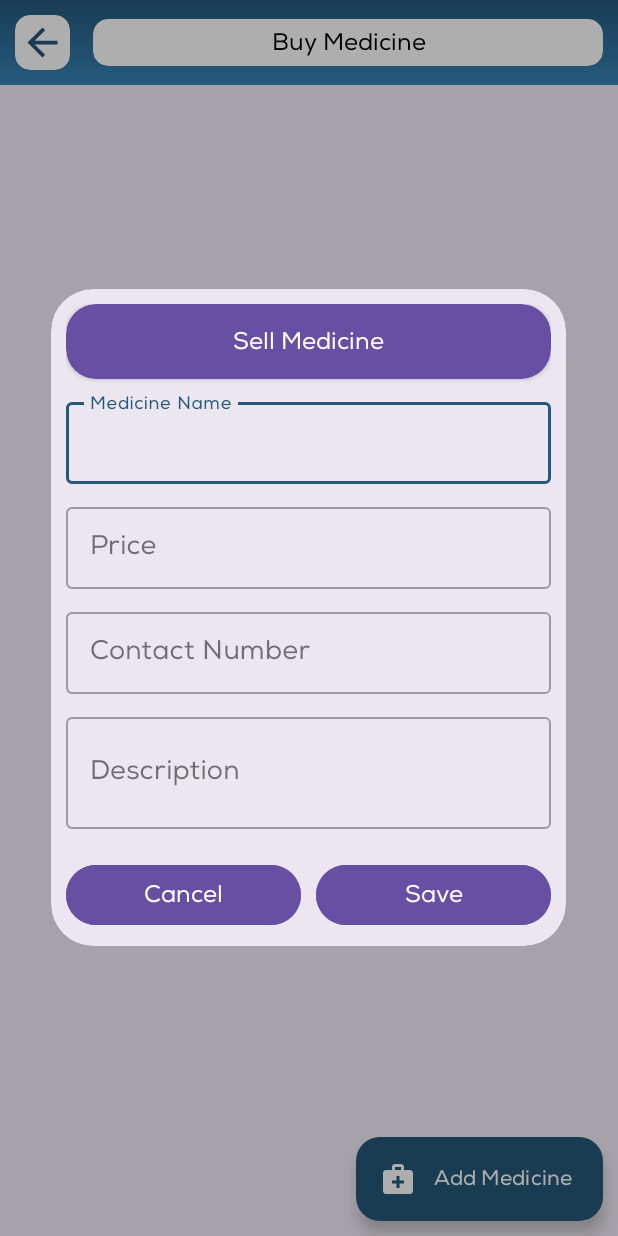
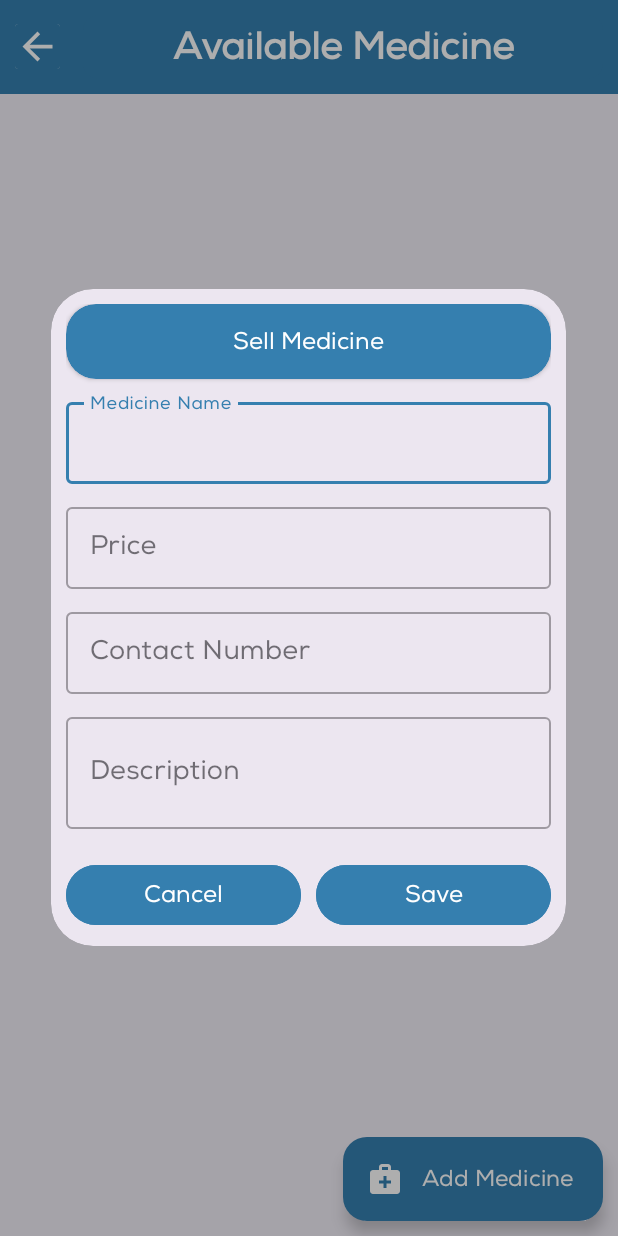
Before and after one commit to Mashiat12/PillCare, an Android app: the BuyMedicineActivity screen opened directly, with no data from a screen before it, after a tap on "Add Medicine", on a phone screen of 412 x 824 dp. Run offline under Robolectric (Android 15) with nearby library versions, the phone set to English and light mode, and no system bars; our stand-ins replace Firebase (no records; nobody signed in at launch, a user with empty details on screens opened directly).

Commit message:
ui change

```diff
--- a/app/src/main/java/com/example/medialert/Activity/BuyMedicineActivity.java
+++ b/app/src/main/java/com/example/medialert/Activity/BuyMedicineActivity.java
@@ -51,7 +51,7 @@ public class BuyMedicineActivity extends AppCompatActivity {
     protected void onCreate(Bundle savedInstanceState) {
         super.onCreate(savedInstanceState);
         setContentView(R.layout.activity_buymedicin);
-        showToolbar("Buy Medicine");
+        showToolbar("Available Medicine");
         sellMedicineList=new ArrayList<>();
         firebaseDatabase=FirebaseDatabase.getInstance(Config.dbUrl);
         firebaseAuth=FirebaseAuth.getInstance();
--- a/app/src/main/java/com/example/medialert/Activity/ScannerActivity.java
+++ b/app/src/main/java/com/example/medialert/Activity/ScannerActivity.java
@@ -64,7 +64,7 @@ public class ScannerActivity extends AppCompatActivity {
     protected void onCreate(Bundle savedInstanceState) {
         super.onCreate(savedInstanceState);
         setContentView(R.layout.activity_scanner);
-        showToolbar("Scanner");
+        showToolbar("Prescriptions");
         prescriptionList=new ArrayList<>();
         firebaseDatabase=FirebaseDatabase.getInstance(Config.dbUrl);
         firebaseAuth=FirebaseAuth.getInstance();
--- a/app/src/main/res/drawable/baseline_arrow_back_24.xml
+++ b/app/src/main/res/drawable/baseline_arrow_back_24.xml
@@ -1,5 +1,5 @@
 <vector android:autoMirrored="true" android:height="24dp"
-    android:tint="@color/mainColor" android:viewportHeight="24"
+    android:tint="#ffffff" android:viewportHeight="24"
     android:viewportWidth="24" android:width="24dp" xmlns:android="http://schemas.android.com/apk/res/android">
-    <path android:fillColor="@color/mainColor" android:pathData="M20,11H7.83l5.59,-5.59L12,4l-8,8 8,8 1.41,-1.41L7.83,13H20v-2z"/>
+    <path android:fillColor="#ffffff" android:pathData="M20,11H7.83l5.59,-5.59L12,4l-8,8 8,8 1.41,-1.41L7.83,13H20v-2z"/>
 </vector>
--- a/app/src/main/res/layout/activity_buymedicin.xml
+++ b/app/src/main/res/layout/activity_buymedicin.xml
@@ -27,10 +27,11 @@
         app:icon="@drawable/baseline_medical_services_24"
         android:text="@string/add_medicine"
         android:id="@+id/addMedicineId"
-        app:backgroundTint="@color/mainColor"
+        app:backgroundTint="@color/main_color"
         app:iconTint="@color/white"
         android:textColor="@color/white"
-        android:layout_alignParentEnd="true"/>
+        android:layout_alignParentEnd="true"
+        android:textSize="15sp"/>
 
     <com.airbnb.lottie.LottieAnimationView
         android:id="@+id/lottiId"
--- a/app/src/main/res/layout/alert_dialog_for_add_prescription.xml
+++ b/app/src/main/res/layout/alert_dialog_for_add_prescription.xml
@@ -15,7 +15,7 @@
             android:layout_width="match_parent"
             android:layout_height="match_parent"
             android:gravity="center_horizontal|center_vertical"
-            android:text="Take Image"
+            android:text="Add From Gallery"
             android:textAlignment="gravity"
             android:textColor="@color/white"
             android:textSize="16sp" />
--- a/app/src/main/res/layout/heading_layout.xml
+++ b/app/src/main/res/layout/heading_layout.xml
@@ -3,23 +3,26 @@
     android:layout_width="match_parent"
     android:layout_height="wrap_content"
     android:padding="10dp"
-    android:background="@drawable/title_background"
+    android:background="@color/main_color"
     xmlns:app="http://schemas.android.com/apk/res-auto">
     <androidx.cardview.widget.CardView
         android:layout_width="wrap_content"
         android:layout_height="wrap_content"
         android:layout_centerVertical="true"
         android:id="@+id/backId"
-        app:cardCornerRadius="10dp"
+
         android:clickable="true"
-        android:foreground="?attr/selectableItemBackground"
+        android:background="@color/main_color"
         app:cardElevation="0dp"
         >
+
         <ImageView
             android:layout_width="30dp"
             android:layout_height="30dp"
-            android:layout_margin="3dp"
-            android:src="@drawable/baseline_arrow_back_24"/>
+
+
+            android:background="@color/main_color"
+            android:src="@drawable/baseline_arrow_back_24" />
     </androidx.cardview.widget.CardView>
     <androidx.cardview.widget.CardView
         android:layout_width="match_parent"
@@ -29,21 +32,25 @@
         android:layout_toEndOf="@id/backId"
         android:layout_marginStart="15dp"
         app:cardElevation="0dp"
+        app:cardBackgroundColor="@color/main_color"
+
+
         >
         <LinearLayout
             android:layout_width="match_parent"
             android:layout_height="wrap_content"
             android:orientation="vertical"
             android:padding="5dp"
+
             >
             <TextView
                 android:layout_width="match_parent"
                 android:layout_height="wrap_content"
                 android:gravity="center"
-                android:textColor="@color/black"
-                android:textSize="16sp"
+                android:textColor="@color/white"
+                android:textSize="25sp"
                 android:id="@+id/activityNameId"
-                />
+                android:textStyle="bold"                />
         </LinearLayout>
     </androidx.cardview.widget.CardView>
 
--- a/app/src/main/res/values/colors.xml
+++ b/app/src/main/res/values/colors.xml
@@ -2,8 +2,8 @@
 <resources>
     <color name='black'>#000000</color>
     <color name='white'>#FFFFFF</color>
-    <color name="mainColor">#25587A</color>
-    <color name="main_color">#6750A4</color>
+    <color name="mainColor">#357FAF</color>
+    <color name="main_color">#357FAF</color>
     <color name="main_color_little">#1A6750A4</color>
     <color name="dark_green">#227E28</color>
     <color name="red">#B71C1C</color>
```
Also changed, not shown: app/src/main/res/layout/activity_home.xml (+15 -15 lines), app/src/main/res/layout/history_list.xml (+7 -6 lines), app/src/main/res/layout/sell_medicine_list.xml (+16 -12 lines).
